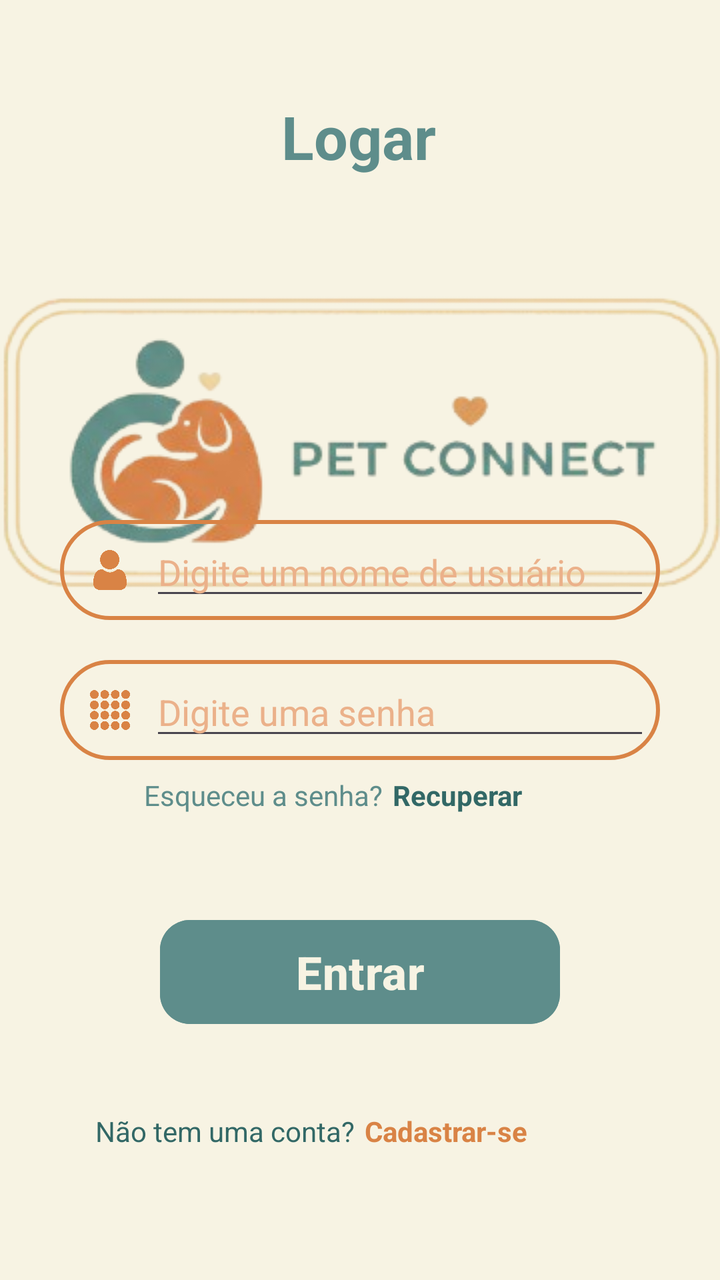
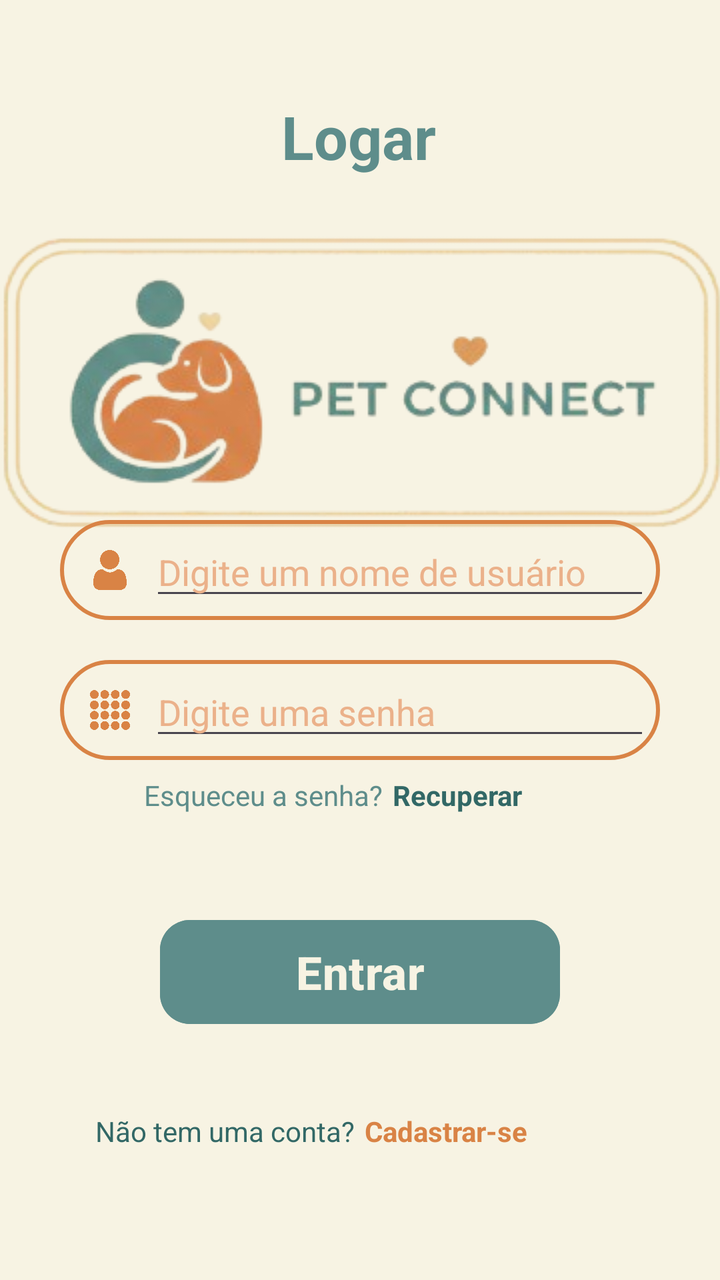

Two renders of the same Android screen: before a commit and after it. Below are the layout's source before the change and the commit's diff.
<!-- AndroidManifest.xml: application theme Theme.Android -->
<!-- res/layout/activity_login.xml -->
<?xml version="1.0" encoding="utf-8"?>
<androidx.constraintlayout.widget.ConstraintLayout xmlns:android="http://schemas.android.com/apk/res/android"
    xmlns:app="http://schemas.android.com/apk/res-auto"
    xmlns:tools="http://schemas.android.com/tools"
    android:id="@+id/main"
    android:layout_width="match_parent"
    android:layout_height="match_parent"
    android:background="@color/beige"
    tools:context=".presentation.ui.LoginActivity">

    <TextView
        android:id="@+id/linkCreate_login"
        android:layout_width="wrap_content"
        android:layout_height="wrap_content"
        android:layout_marginEnd="96dp"
        android:layout_marginBottom="65dp"
        android:text="@string/textRegister"
        android:textColor="@color/orange"
        android:textStyle="bold"
        app:layout_constraintBottom_toBottomOf="parent"
        app:layout_constraintEnd_toEndOf="parent" />

    <TextView
        android:id="@+id/textView8"
        android:layout_width="wrap_content"
        android:layout_height="wrap_content"
        android:layout_marginEnd="5dp"
        android:layout_marginBottom="65dp"
        android:text="@string/textBackLogin"
        android:textColor="@color/blueDark"
        app:layout_constraintBottom_toBottomOf="parent"
        app:layout_constraintEnd_toStartOf="@+id/linkCreate_login"
        app:layout_constraintHorizontal_bias="1.0"
        app:layout_constraintStart_toStartOf="parent" />

    <Button
        android:id="@+id/btnLogin_login"
        android:layout_width="0dp"
        android:layout_height="60dp"
        android:layout_marginStart="80dp"
        android:layout_marginEnd="80dp"
        android:layout_marginBottom="40dp"
        android:backgroundTint="@color/blue"
        android:text="@string/textLogIn"
        android:textColor="@color/beige"
        android:textSize="23sp"
        android:textStyle="bold"
        app:cornerRadius="15dp"
        app:layout_constraintBottom_toTopOf="@+id/textView8"
        app:layout_constraintEnd_toEndOf="parent"
        app:layout_constraintHorizontal_bias="0.0"
        app:layout_constraintStart_toStartOf="parent" />

    <TextView
        android:id="@+id/textView7"
        android:layout_width="wrap_content"
        android:layout_height="wrap_content"
        android:layout_marginTop="48dp"
        android:text="@string/textLogin"
        android:textColor="@color/blue"
        android:textSize="30sp"
        android:textStyle="bold"
        app:layout_constraintEnd_toEndOf="parent"
        app:layout_constraintHorizontal_bias="0.498"
        app:layout_constraintStart_toStartOf="parent"
        app:layout_constraintTop_toTopOf="parent" />

    <ImageView
        android:id="@+id/imageView7"
        android:layout_width="384dp"
        android:layout_height="206dp"
        android:layout_marginTop="30dp"
        android:scaleType="center"
        app:layout_constraintBottom_toTopOf="@+id/linearLayout"
        app:layout_constraintEnd_toEndOf="parent"
        app:layout_constraintHorizontal_bias="0.481"
        app:layout_constraintStart_toStartOf="parent"
        app:layout_constraintTop_toBottomOf="@+id/textView7"
        app:layout_constraintVertical_bias="0.0"
        app:srcCompat="@drawable/img_logo_straight" />

    <LinearLayout
        android:id="@+id/linearLayout"
        android:layout_width="0dp"
        android:layout_height="wrap_content"
        android:layout_marginStart="30dp"
        android:layout_marginEnd="30dp"
        android:layout_marginBottom="76dp"
        android:orientation="vertical"
        app:layout_constraintBottom_toTopOf="@+id/btnLogin_login"
        app:layout_constraintEnd_toEndOf="parent"
        app:layout_constraintHorizontal_bias="0.0"
        app:layout_constraintStart_toStartOf="parent">

        <LinearLayout
            android:layout_width="match_parent"
            android:layout_height="wrap_content"
            android:layout_marginBottom="20dp"
            android:background="@drawable/br_input_orange"
            android:orientation="horizontal"
            android:padding="5dp">

            <ImageView
                android:id="@+id/imageView5"
                android:layout_width="40dp"
                android:layout_height="40dp"
                android:layout_weight="0"
                android:padding="10dp"
                android:tint="@color/orange"
                app:srcCompat="@drawable/ic_user" />

            <EditText
                android:id="@+id/txUser_login"
                android:layout_width="wrap_content"
                android:layout_height="40dp"
                android:layout_weight="1"
                android:ems="10"
                android:hint="@string/textInputUser"
                android:inputType="text"
                android:textColor="@color/orange"
                android:textColorHint="@color/orangeLight" />
        </LinearLayout>

        <LinearLayout
            android:layout_width="match_parent"
            android:layout_height="wrap_content"
            android:background="@drawable/br_input_orange"
            android:orientation="horizontal"
            android:padding="5dp">

            <ImageView
                android:id="@+id/imageView5"
                android:layout_width="40dp"
                android:layout_height="40dp"
                android:layout_weight="0"
                android:padding="10dp"
                android:tint="@color/orange"
                app:srcCompat="@drawable/ic_password" />

            <EditText
                android:id="@+id/txPassword_login"
                android:layout_width="wrap_content"
                android:layout_height="40dp"
                android:layout_weight="1"
                android:ems="10"
                android:hint="@string/textInputPassword"
                android:inputType="text"
                android:textColor="@color/orange"
                android:textColorHint="@color/orangeLight" />
        </LinearLayout>

    </LinearLayout>

    <TextView
        android:id="@+id/textView9"
        android:layout_width="wrap_content"
        android:layout_height="wrap_content"
        android:layout_marginStart="72dp"
        android:layout_marginTop="8dp"
        android:text="@string/textForgetPassword"
        android:textColor="@color/blue"
        app:layout_constraintStart_toStartOf="parent"
        app:layout_constraintTop_toBottomOf="@+id/linearLayout" />

    <TextView
        android:id="@+id/linkPassword_login"
        android:layout_width="wrap_content"
        android:layout_height="wrap_content"
        android:layout_marginStart="5dp"
        android:layout_marginTop="8dp"
        android:text="@string/textLinkForgetPassword"
        android:textColor="@color/blueDark"
        android:textStyle="bold"
        app:layout_constraintStart_toEndOf="@+id/textView9"
        app:layout_constraintTop_toBottomOf="@+id/linearLayout" />

</androidx.constraintlayout.widget.ConstraintLayout>
<!-- resources referenced by this layout -->
<resources>
  <color name="beige">#F7F3E3</color>
  <color name="blue">#5E8D8B</color>
  <color name="blueDark">#326866</color>
  <color name="orange">#D98345</color>
  <color name="orangeLight">#EBB18A</color>
  <!-- drawable br_input_orange (drawable) -->
  <?xml version="1.0" encoding="utf-8"?>
  <shape xmlns:android="http://schemas.android.com/apk/res/android"
      android:shape="rectangle">
  
      <stroke
          android:width="2dp"
          android:color="#D98345" />
      <corners android:radius="50dp"/>
  </shape>
  <!-- drawable ic_password: png bitmap (drawable, 80617 bytes) -->
  <!-- drawable ic_user: png bitmap (drawable, 40251 bytes) -->
  <!-- drawable img_logo_straight: png bitmap (drawable, 63200 bytes) -->
  <string name="textBackLogin">Não tem uma conta?</string>
  <string name="textForgetPassword">Esqueceu a senha?</string>
  <string name="textInputPassword">Digite uma senha</string>
  <string name="textInputUser">Digite um nome de usuário</string>
  <string name="textLinkForgetPassword">Recuperar</string>
  <string name="textLogIn">Entrar</string>
  <string name="textLogin">Logar</string>
  <string name="textRegister">Cadastrar-se</string>
  <style name="Theme.Android" parent="Base.Theme.Android" />
  <style name="Base.Theme.Android" parent="Theme.Material3.DayNight.NoActionBar">
          
          
      </style>
</resources>

<!-- the commit's change to res/layout/activity_login.xml (unified diff, before → after) -->
@@ -6,7 +6,7 @@
     android:layout_width="match_parent"
     android:layout_height="match_parent"
     android:background="@color/beige"
-    tools:context=".presentation.ui.LoginActivity">
+    tools:context=".View.LoginActivity">
 
     <TextView
         android:id="@+id/linkCreate_login"
@@ -69,7 +69,6 @@
         android:id="@+id/imageView7"
         android:layout_width="384dp"
         android:layout_height="206dp"
-        android:layout_marginTop="30dp"
         android:scaleType="center"
         app:layout_constraintBottom_toTopOf="@+id/linearLayout"
         app:layout_constraintEnd_toEndOf="parent"
